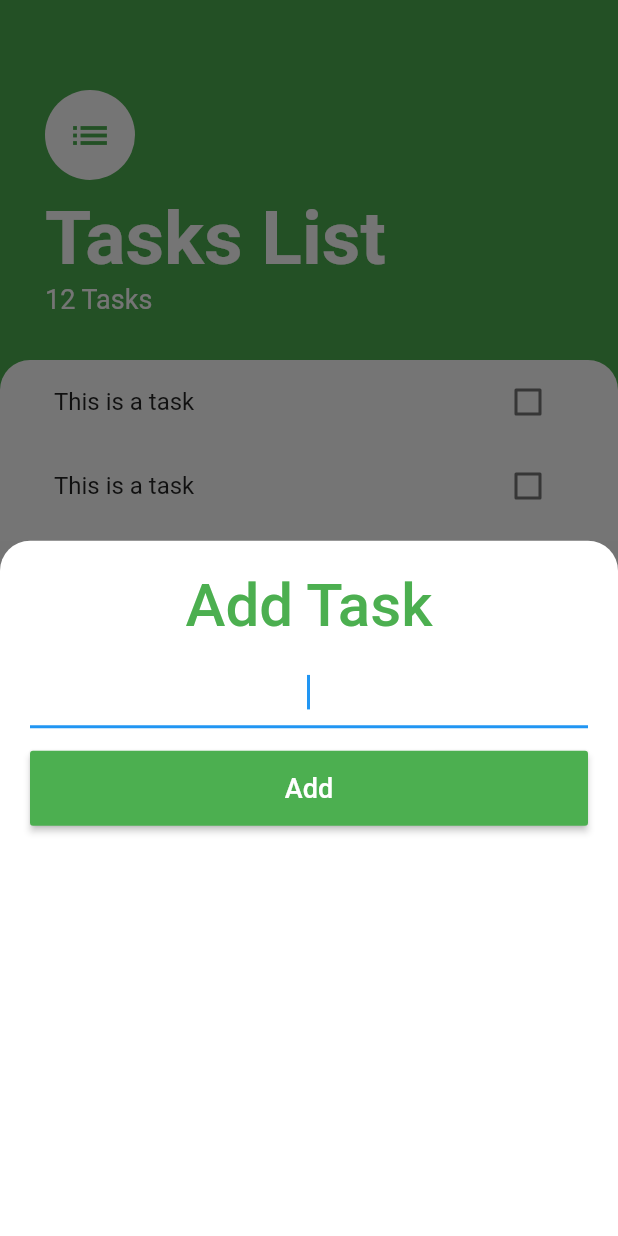
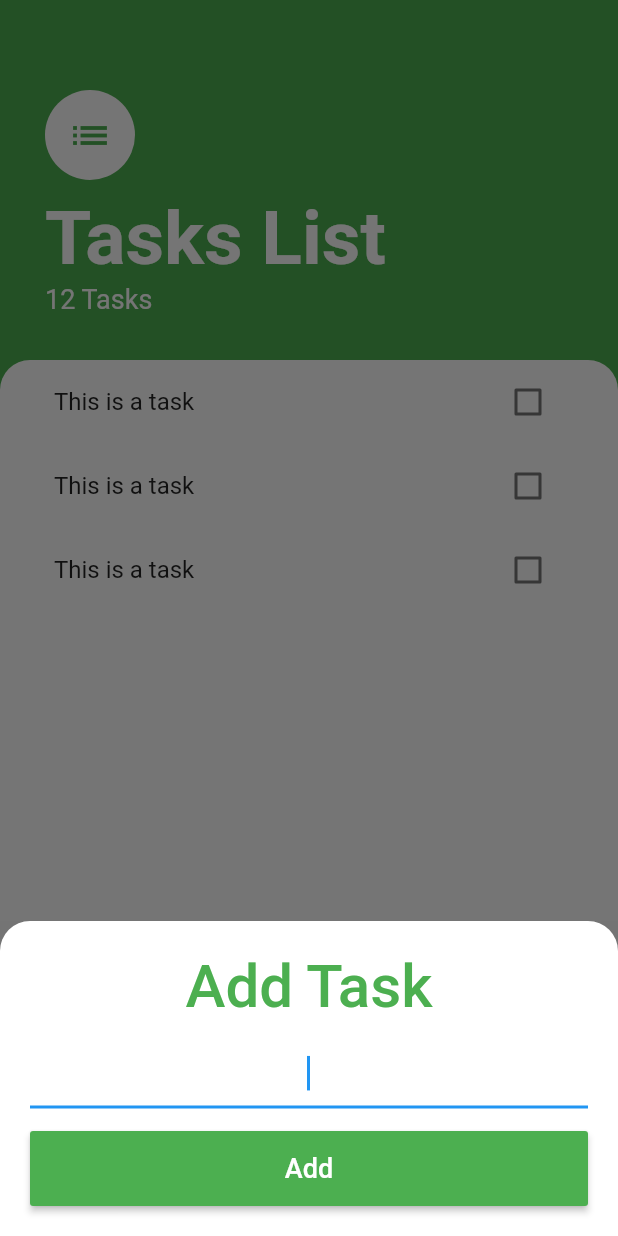
Before and after one commit to taouti/tasks_list, a Flutter app: the screen it shows after launch, after a tap on the "add" icon, on a phone screen of 412 x 824 dp. Run offline on Flutter 3.47's test engine with Material 2 defaults, Android fonts, the phone set to English and light mode, and no system bars.

Commit message:
commit 03

```diff
--- a/lib/screens/add_task_screen.dart
+++ b/lib/screens/add_task_screen.dart
@@ -4,9 +4,18 @@ import 'package:tasks_list/constants.dat.dart';
 class AddTaskScreen extends StatelessWidget {
   @override
   Widget build(BuildContext context) {
+    double keyBoardHeight = MediaQuery.of(context).viewInsets.bottom;
     return Container(
       padding: EdgeInsets.all(20.0),
+      decoration: BoxDecoration(
+        color: KAddTaskScreenBackgroundColor,
+        borderRadius: BorderRadius.only(
+          topLeft: Radius.circular(20.0),
+          topRight: Radius.circular(20.0),
+        ),
+      ),
       child: Column(
+        mainAxisSize: MainAxisSize.min,
         crossAxisAlignment: CrossAxisAlignment.stretch,
         children: <Widget>[
           Text(
@@ -24,22 +33,18 @@ class AddTaskScreen extends StatelessWidget {
           SizedBox(height: 15.0),
           MaterialButton(
             height: 50.0,
-            minWidth: double.infinity,
             color: KMainColor,
-            onPressed: () {},
+            onPressed: () {
+              print(
+                  'there you goo: ${MediaQuery.of(context).viewInsets.bottom}');
+            },
             child: Text(
               'Add',
               style: TextStyle(fontSize: 18.0, color: Colors.white),
             ),
           ),
+          SizedBox(height: keyBoardHeight),
         ],
-      ),
-      decoration: BoxDecoration(
-        color: KAddTaskScreenBackgroundColor,
-        borderRadius: BorderRadius.only(
-          topLeft: Radius.circular(20.0),
-          topRight: Radius.circular(20.0),
-        ),
       ),
     );
   }
--- a/lib/screens/tasks_screen.dart
+++ b/lib/screens/tasks_screen.dart
@@ -13,7 +13,7 @@ class TasksScreen extends StatelessWidget {
         onPressed: () {
           showModalBottomSheet<dynamic>(
             enableDrag: true,
-            //isScrollControlled: true,
+            isScrollControlled: true,
             backgroundColor: Color(0xFF747474),
             context: context,
             builder: (context) => AddTaskScreen(),
```
